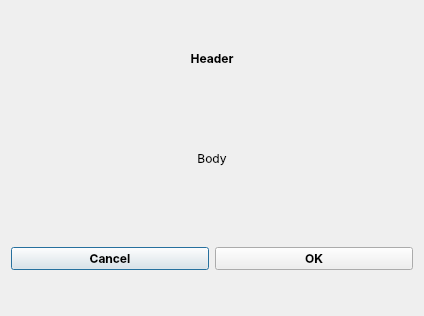
Above: generaldialog.ui from Quill-OS/quill before the change. Below: the same form after it.
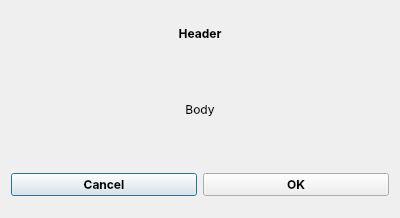
That is the form after the change.

Patch:
```diff
--- a/generaldialog.ui
+++ b/generaldialog.ui
@@ -6,8 +6,8 @@
    <rect>
     <x>0</x>
     <y>0</y>
-    <width>424</width>
-    <height>316</height>
+    <width>400</width>
+    <height>218</height>
    </rect>
   </property>
   <property name="sizePolicy">
```
